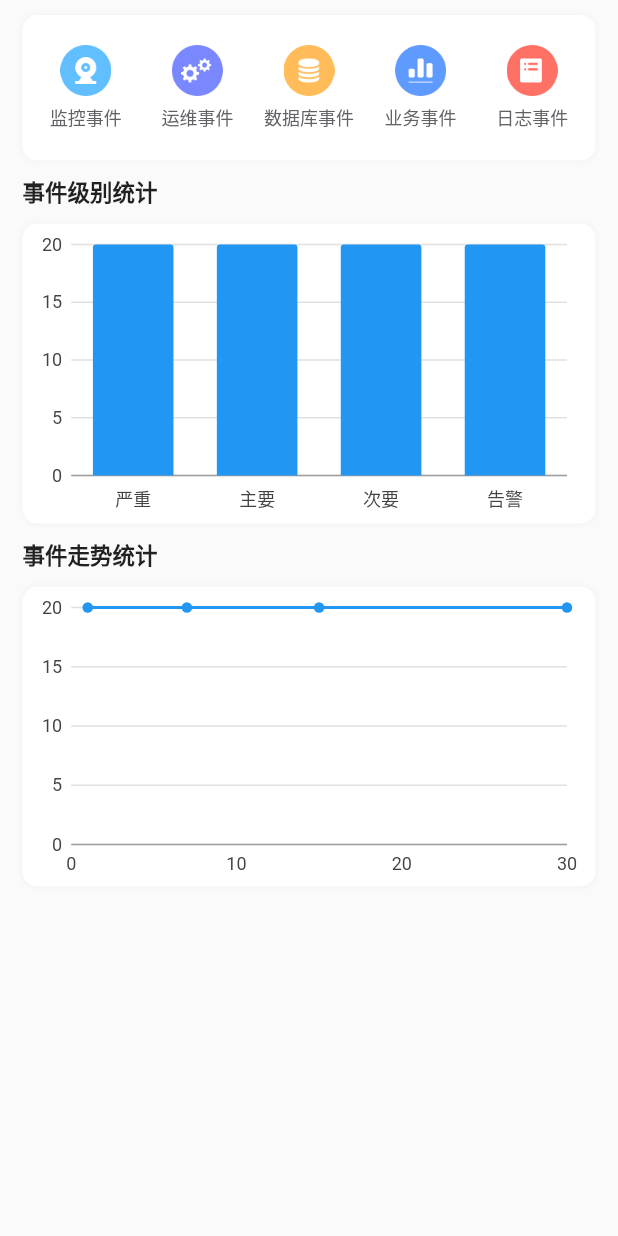
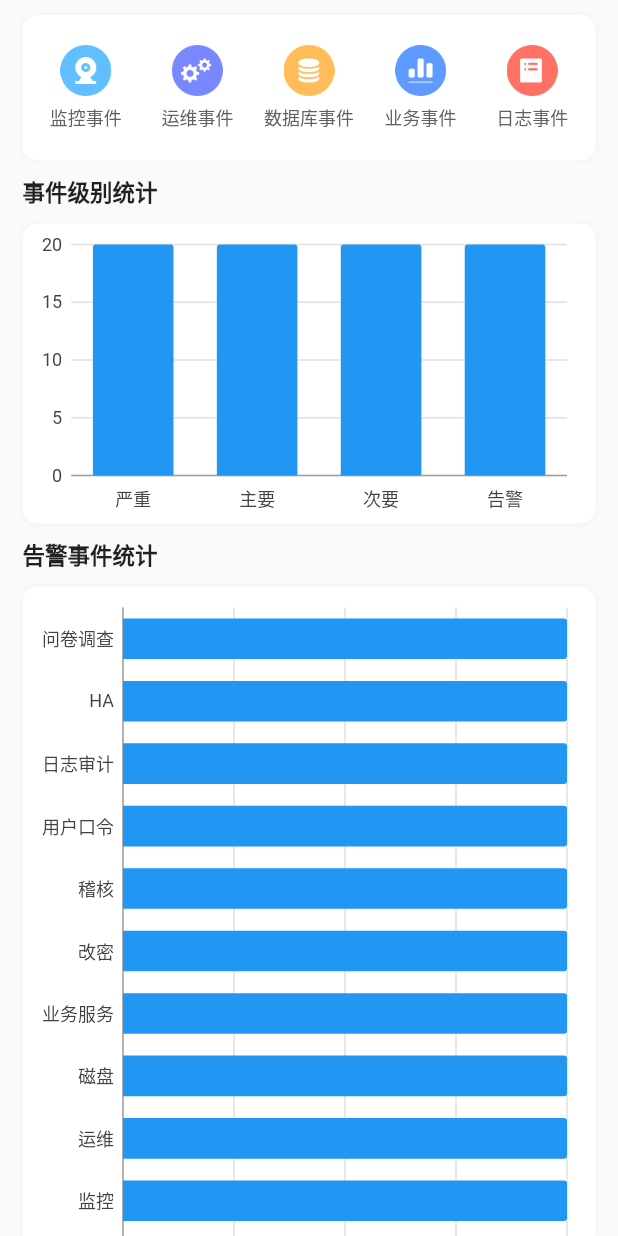
Before and after one commit to shifeng1993/flutter-project, a Flutter app: the CMDBEventPage widget shown alone on an empty page, opened directly, on a phone screen of 412 x 824 dp. Run offline on Flutter 3.47's test engine with Material 2 defaults, Android fonts, the phone set to English and light mode, and no system bars; drawn by our look-alikes of pull_to_refresh; our stand-ins replace charts_flutter, flutter_redux, flutter_slidable, flutter_spinkit, flutter_swiper, redux and 2 more; missing offline and left inert: flustars, redux_logging, unicorndial; statements that could not run were skipped.

Commit message:
增加重复

```diff
--- a/lib/pages/CmdbPage/event_page/event_page.dart
+++ b/lib/pages/CmdbPage/event_page/event_page.dart
@@ -94,8 +94,50 @@ class _CMDBEventPageState extends State<CMDBEventPage> {
             _headerCard(),
             ShadowCardTitle(title: '事件级别统计'),
             _chart1Card(),
-            // ShadowCardTitle(title: '告警事件统计'),
-            // _chart2Card(),
+            ShadowCardTitle(title: '告警事件统计'),
+            _chart2Card(),
+            ShadowCardTitle(title: '事件走势统计'),
+            _chart3Card(),
+            ShadowCardTitle(title: '事件级别统计'),
+            _chart1Card(),
+            ShadowCardTitle(title: '告警事件统计'),
+            _chart2Card(),
+            ShadowCardTitle(title: '事件走势统计'),
+            _chart3Card(),
+            ShadowCardTitle(title: '事件级别统计'),
+            _chart1Card(),
+            ShadowCardTitle(title: '告警事件统计'),
+            _chart2Card(),
+            ShadowCardTitle(title: '事件走势统计'),
+            _chart3Card(),
+            ShadowCardTitle(title: '事件级别统计'),
+            _chart1Card(),
+            ShadowCardTitle(title: '告警事件统计'),
+            _chart2Card(),
+            ShadowCardTitle(title: '事件走势统计'),
+            _chart3Card(),
+            ShadowCardTitle(title: '事件级别统计'),
+            _chart1Card(),
+            ShadowCardTitle(title: '告警事件统计'),
+            _chart2Card(),
+            ShadowCardTitle(title: '事件走势统计'),
+            _chart3Card(),
+            ShadowCardTitle(title: '事件级别统计'),
+            _chart1Card(),
+            ShadowCardTitle(title: '告警事件统计'),
+            _chart2Card(),
+            ShadowCardTitle(title: '事件走势统计'),
+            _chart3Card(),
+            ShadowCardTitle(title: '事件级别统计'),
+            _chart1Card(),
+            ShadowCardTitle(title: '告警事件统计'),
+            _chart2Card(),
+            ShadowCardTitle(title: '事件走势统计'),
+            _chart3Card(),
+            ShadowCardTitle(title: '事件级别统计'),
+            _chart1Card(),
+            ShadowCardTitle(title: '告警事件统计'),
+            _chart2Card(),
             ShadowCardTitle(title: '事件走势统计'),
             _chart3Card(),
           ],
```
